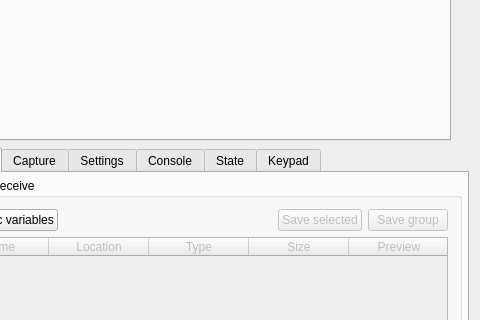
Qt form gui/qt/mainwindow.ui (CE-Programming/CEmu) before a commit; both pictures show x 530 to 1010 and y 341 to 661 of the 1010 by 1005 pixel window.
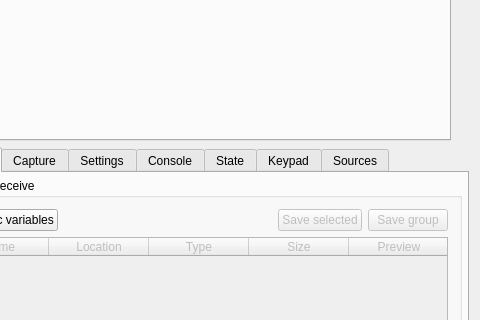
The same form after that commit. Icons and pictures are not drawn. Custom widgets are drawn as their Qt base class.

Commit message: Implement source view and highlight current line.

Patch:
```diff
--- a/gui/qt/mainwindow.ui
+++ b/gui/qt/mainwindow.ui
@@ -9374,6 +9374,11 @@
        </attribute>
        <layout class="QHBoxLayout" name="horizontalLayout_27"/>
       </widget>
+      <widget class="SourcesWidget" name="sources">
+       <attribute name="title">
+        <string>Sources</string>
+       </attribute>
+      </widget>
      </widget>
     </item>
    </layout>
@@ -9974,6 +9979,12 @@
    <header>keypad/keypadwidget.h</header>
    <container>1</container>
   </customwidget>
+  <customwidget>
+   <class>SourcesWidget</class>
+   <extends>QWidget</extends>
+   <header>sourceswidget.h</header>
+   <container>1</container>
+  </customwidget>
   <customwidget>
    <class>DataWidget</class>
    <extends>QPlainTextEdit</extends>
```
The commit also changes 5 other files.
